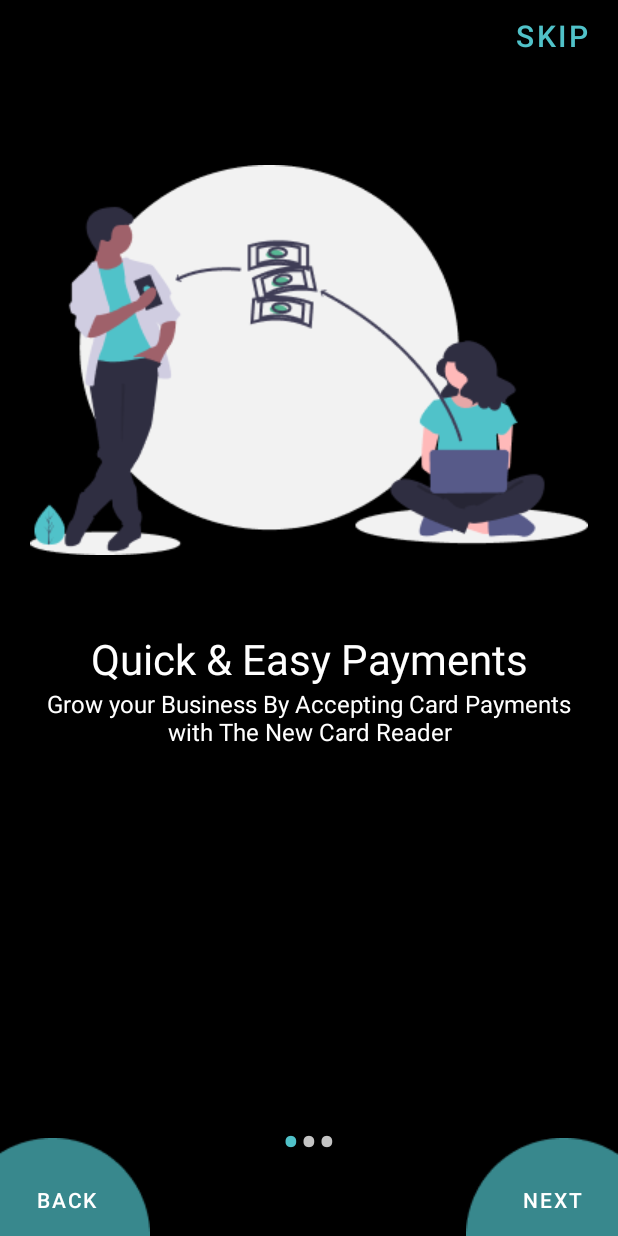
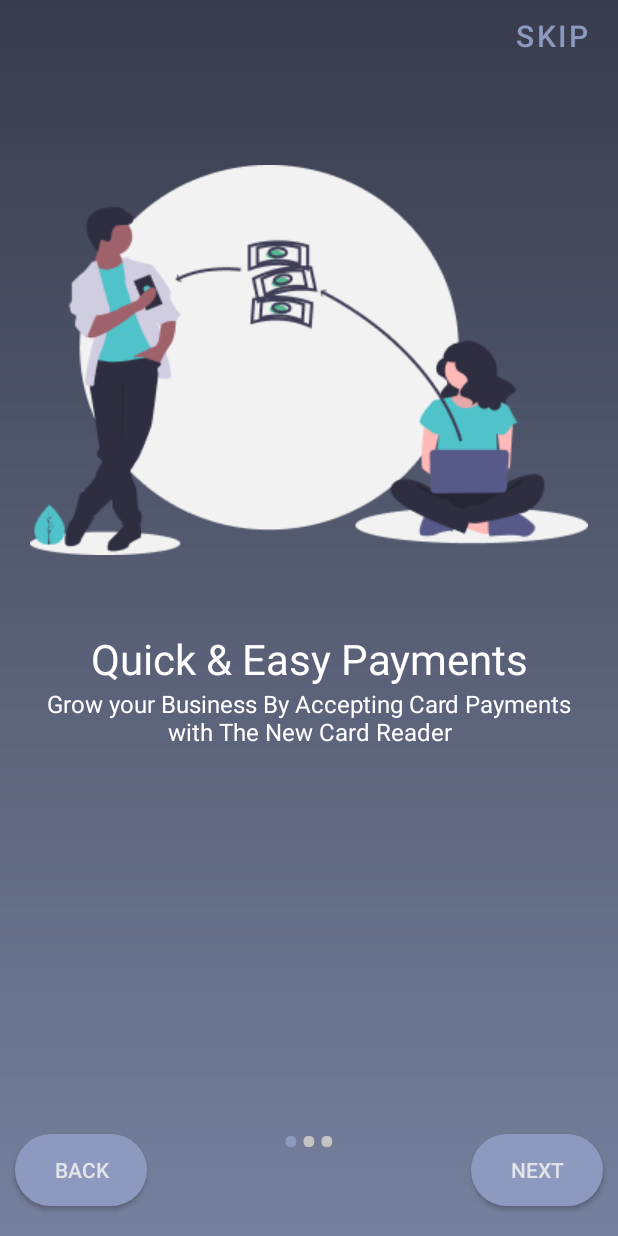
Before and after one commit to rizki2704/It-s-Me-, an Android app: the screen it shows after launch (MainActivity), on a phone screen of 412 x 824 dp. Run offline under Robolectric (Android 15) with nearby library versions, the phone set to English and light mode, and no system bars.

Commit message:
Edit beberapa walkthrough

```diff
--- /dev/null
+++ b/app/src/main/res/drawable/ic_background.xml
@@ -0,0 +1,10 @@
+<?xml version="1.0" encoding="utf-8"?>
+<shape xmlns:android="http://schemas.android.com/apk/res/android"
+    android:shape="rectangle">
+    <gradient
+        android:angle="270"
+        android:endColor="#76809D"
+        android:startColor="#383C4C" />
+
+
+</shape>
--- /dev/null
+++ b/app/src/main/res/drawable/ic_button.xml
@@ -0,0 +1,14 @@
+<?xml version="1.0" encoding="utf-8"?>
+<shape xmlns:android="http://schemas.android.com/apk/res/android"
+    android:shape="rectangle">
+    <solid
+        android:color="#8d99bf"/>
+
+    <padding
+        android:bottom="7dp"
+        android:left="7dp"
+        android:right="7dp"
+        android:top="7dp" />
+
+    <corners android:radius="24dp" />
+</shape>
--- a/app/src/main/res/layout/activity_main.xml
+++ b/app/src/main/res/layout/activity_main.xml
@@ -4,7 +4,7 @@
     xmlns:tools="http://schemas.android.com/tools"
     android:layout_width="match_parent"
     android:layout_height="match_parent"
-    android:background="@color/black"
+    android:background="@drawable/ic_background"
     tools:context=".MainActivity">
 
     <Button
@@ -13,7 +13,7 @@
         android:layout_height="wrap_content"
         android:background="#00000000"
         android:text="Skip"
-        android:textColor="@color/buttontext"
+        android:textColor="#8d99bf"
         android:textSize="20sp"
         app:layout_constraintEnd_toEndOf="parent"
         app:layout_constraintTop_toTopOf="parent" />
@@ -28,39 +28,31 @@
         app:layout_constraintStart_toStartOf="parent"
         app:layout_constraintTop_toTopOf="parent" />
 
-    <ImageView
-        android:id="@+id/ellipse1"
+
+
+    <android.widget.Button
+        android:id="@+id/backbtn"
         android:layout_width="wrap_content"
         android:layout_height="wrap_content"
-        android:src="@drawable/ellipse1"
+        android:background="@drawable/ic_button"
+        android:text="Back"
+        android:textColor="#e2e5e8"
+        android:layout_marginBottom="20dp"
+        android:layout_marginLeft="10dp"
         app:layout_constraintBottom_toBottomOf="parent"
         app:layout_constraintStart_toStartOf="parent" />
 
-    <ImageView
-        android:id="@+id/ellipse2"
-        android:layout_width="wrap_content"
-        android:layout_height="wrap_content"
-        android:src="@drawable/ellipse2"
-        app:layout_constraintBottom_toBottomOf="parent"
-        app:layout_constraintEnd_toEndOf="parent" />
-
-    <Button
-        android:id="@+id/backbtn"
-        android:layout_width="wrap_content"
-        android:layout_height="wrap_content"
-        android:background="#00000000"
-        android:text="Back"
-        app:layout_constraintBottom_toBottomOf="parent"
-        app:layout_constraintStart_toStartOf="parent" />
-
-    <Button
+    <android.widget.Button
         android:id="@+id/nextbtn"
         android:layout_width="wrap_content"
         android:layout_height="wrap_content"
-        android:background="#00000000"
+        android:background="@drawable/ic_button"
         android:text="Next"
+        android:layout_marginBottom="20dp"
+        android:layout_marginRight="10dp"
+        android:textColor="#e2e5e8"
         app:layout_constraintBottom_toBottomOf="parent"
-        app:layout_constraintEnd_toEndOf="@+id/ellipse2" />
+        app:layout_constraintEnd_toEndOf="parent" />
 
     <LinearLayout
         android:id="@+id/indicator_layout"
--- a/app/src/main/res/layout/activity_splash_screen.xml
+++ b/app/src/main/res/layout/activity_splash_screen.xml
@@ -7,7 +7,7 @@
     android:layout_height="match_parent"
     tools:context=".SplashScreen"
     android:id="@+id/splash_screen"
-    android:background="@color/black">
+    android:background="@drawable/ic_background">
 
     <ImageView
         android:layout_width="300dp"
--- a/app/src/main/res/values/colors.xml
+++ b/app/src/main/res/values/colors.xml
@@ -14,5 +14,5 @@
 
     //indicator color
     <color name="inactive">#C4C4C4</color>
-    <color name="active">#50C2C9</color>
+    <color name="active">#8d99bf</color>
 </resources>
```
